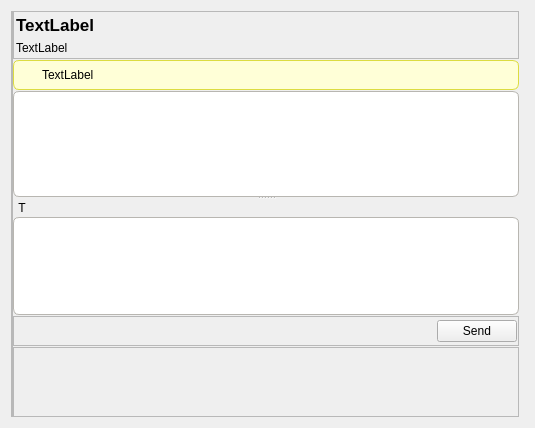
Above: retroshare-gui/src/gui/chat/ChatWidget.ui from RetroShare/RetroShare before the change. Below: the same form after it.
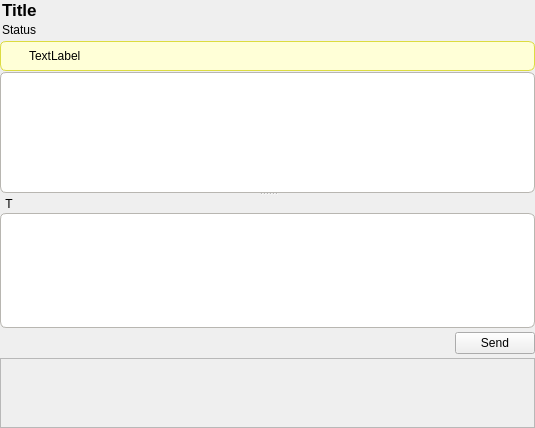
That is the form after the change. Icons and pictures are not drawn. Custom widgets are drawn as their Qt base class.

Commit message: Added change nick name to the chat lobby dialog. Optimized layout of the chat dialogs.

What changed in the file:
```diff
--- a/retroshare-gui/src/gui/chat/ChatWidget.ui
+++ b/retroshare-gui/src/gui/chat/ChatWidget.ui
@@ -11,70 +11,22 @@
    </rect>
   </property>
   <layout class="QVBoxLayout" name="verticalLayout_3">
-   <item>
-    <layout class="QGridLayout" name="gridLayout">
-     <property name="leftMargin">
-      <number>0</number>
-     </property>
-     <property name="rightMargin">
-      <number>5</number>
-     </property>
-     <property name="bottomMargin">
-      <number>0</number>
-     </property>
-     <property name="horizontalSpacing">
-      <number>0</number>
-     </property>
-     <property name="verticalSpacing">
+   <property name="spacing">
       <number>1</number>
      </property>
-     <item row="0" column="0" rowspan="5">
-      <widget class="QFrame" name="leftsideframe">
-       <property name="sizePolicy">
-        <sizepolicy hsizetype="Expanding" vsizetype="Expanding">
-         <horstretch>0</horstretch>
-         <verstretch>0</verstretch>
-        </sizepolicy>
-       </property>
-       <property name="maximumSize">
-        <size>
-         <width>14</width>
-         <height>16777215</height>
-        </size>
-       </property>
-       <property name="styleSheet">
-        <string notr="true">QFrame#frame{border: transparent}</string>
-       </property>
-       <property name="frameShape">
-        <enum>QFrame::StyledPanel</enum>
-       </property>
-       <property name="frameShadow">
-        <enum>QFrame::Raised</enum>
-       </property>
-       <layout class="QVBoxLayout" name="verticalLayout">
         <property name="margin">
          <number>0</number>
         </property>
-       </layout>
-      </widget>
-     </item>
-     <item row="0" column="1">
-      <widget class="QFrame" name="statusframe">
-       <property name="styleSheet">
-        <string notr="true">QFrame#frame_2{border: transparent}</string>
-       </property>
-       <property name="frameShape">
-        <enum>QFrame::StyledPanel</enum>
-       </property>
-       <property name="frameShadow">
-        <enum>QFrame::Raised</enum>
-       </property>
-       <layout class="QGridLayout" name="gridLayout_4">
+   <item>
+    <layout class="QVBoxLayout" name="titleLayout">
+     <property name="spacing">
+      <number>3</number>
+     </property>
         <property name="leftMargin">
          <number>2</number>
         </property>
         <property name="topMargin">
-         <number>3</number>
+      <number>0</number>
         </property>
         <property name="rightMargin">
          <number>3</number>
@@ -82,8 +34,8 @@
         <property name="bottomMargin">
          <number>3</number>
         </property>
-        <item row="0" column="0" colspan="2">
-         <widget class="QLabel" name="friendnamelabel">
+     <item>
+      <widget class="QLabel" name="titleLabel">
           <property name="sizePolicy">
            <sizepolicy hsizetype="Preferred" vsizetype="Preferred">
             <horstretch>0</horstretch>
@@ -100,11 +52,11 @@
            </font>
           </property>
           <property name="text">
-           <string notr="true">TextLabel</string>
+        <string notr="true">Title</string>
           </property>
          </widget>
         </item>
-        <item row="1" column="0" colspan="2">
+     <item>
          <widget class="QLabel" name="statusmessagelabel">
           <property name="font">
            <font>
@@ -113,14 +65,13 @@
            </font>
           </property>
           <property name="text">
-           <string notr="true">TextLabel</string>
+        <string notr="true">Status</string>
           </property>
          </widget>
         </item>
        </layout>
-      </widget>
-     </item>
-     <item row="1" column="1">
+   </item>
+   <item>
       <widget class="QFrame" name="infoframe">
        <property name="styleSheet">
         <string notr="true">QFrame#infoframe{border: 1px solid #DCDC41;
@@ -205,385 +156,7 @@
        </layout>
       </widget>
      </item>
-     <item row="3" column="1">
-      <widget class="QFrame" name="Chatbuttonframe">
-       <property name="minimumSize">
-        <size>
-         <width>347</width>
-         <height>30</height>
-        </size>
-       </property>
-       <property name="maximumSize">
-        <size>
-         <width>16777215</width>
-         <height>30</height>
-        </size>
-       </property>
-       <property name="styleSheet">
-        <string notr="true"/>
-       </property>
-       <property name="frameShape">
-        <enum>QFrame::StyledPanel</enum>
-       </property>
-       <property name="frameShadow">
-        <enum>QFrame::Raised</enum>
-       </property>
-       <layout class="QGridLayout" name="_3">
-        <property name="margin">
-         <number>1</number>
-        </property>
-        <property name="horizontalSpacing">
-         <number>6</number>
-        </property>
-        <item row="0" column="9">
-         <widget class="QPushButton" name="pushtoolsButton">
-          <property name="minimumSize">
-           <size>
-            <width>28</width>
-            <height>28</height>
-           </size>
-          </property>
-          <property name="maximumSize">
-           <size>
-            <width>28</width>
-            <height>28</height>
-           </size>
-          </property>
-          <property name="focusPolicy">
-           <enum>Qt::NoFocus</enum>
-          </property>
-          <property name="styleSheet">
-           <string notr="true">QPushButton::menu-indicator { 
-subcontrol-origin: padding;
-subcontrol-position: bottom right;
-}
-
-QPushButton::menu-indicator:pressed, QPushButton::menu-indicator:open {
-position: relative;
-top: 1px; left: 1px; /* shift the arrow by 2 px */
-}
-
-QPushButton:hover {
-border: 1px solid #CCCCCC;
-}</string>
-          </property>
-          <property name="text">
-           <string/>
-          </property>
-          <property name="icon">
-           <iconset resource="../images.qrc">
-            <normaloff>:/images/configure.png</normaloff>:/images/configure.png</iconset>
-          </property>
-          <property name="iconSize">
-           <size>
-            <width>22</width>
-            <height>22</height>
-           </size>
-          </property>
-          <property name="flat">
-           <bool>true</bool>
-          </property>
-         </widget>
-        </item>
-        <item row="0" column="7">
-         <widget class="QToolButton" name="attachPictureButton">
-          <property name="minimumSize">
-           <size>
-            <width>28</width>
-            <height>28</height>
-           </size>
-          </property>
-          <property name="maximumSize">
-           <size>
-            <width>28</width>
-            <height>28</height>
-           </size>
-          </property>
-          <property name="focusPolicy">
-           <enum>Qt::NoFocus</enum>
-          </property>
-          <property name="toolTip">
-           <string>Attach a Picture</string>
-          </property>
-          <property name="text">
-           <string/>
-          </property>
-          <property name="icon">
-           <iconset resource="../images.qrc">
-            <normaloff>:/images/add_image24.png</normaloff>:/images/add_image24.png</iconset>
-          </property>
-          <property name="iconSize">
-           <size>
-            <width>24</width>
-            <height>24</height>
-           </size>
-          </property>
-          <property name="autoRaise">
-           <bool>true</bool>
-          </property>
-         </widget>
-        </item>
-        <item row="0" column="8">
-         <widget class="QToolButton" name="addFileButton">
-          <property name="minimumSize">
-           <size>
-            <width>28</width>
-            <height>28</height>
-           </size>
-          </property>
-          <property name="focusPolicy">
-           <enum>Qt::NoFocus</enum>
-          </property>
-          <property name="toolTip">
-           <string>Add a File for your Friend</string>
-          </property>
-          <property name="text">
-           <string/>
-          </property>
-          <property name="icon">
-           <iconset resource="../images.qrc">
-            <normaloff>:/images/add-share24.png</normaloff>:/images/add-share24.png</iconset>
-          </property>
-          <property name="iconSize">
-           <size>
-            <width>24</width>
-            <height>24</height>
-           </size>
-          </property>
-          <property name="autoRaise">
-           <bool>true</bool>
-          </property>
-         </widget>
-        </item>
-        <item row="0" column="10">
-         <spacer>
-          <property name="orientation">
-           <enum>Qt::Horizontal</enum>
-          </property>
-          <property name="sizeHint" stdset="0">
-           <size>
-            <width>190</width>
-            <height>25</height>
-           </size>
-          </property>
-         </spacer>
-        </item>
-        <item row="0" column="11">
-         <widget class="QPushButton" name="sendButton">
-          <property name="text">
-           <string>Send</string>
-          </property>
-         </widget>
-        </item>
-        <item row="0" column="1">
-         <widget class="QToolButton" name="emoteiconButton">
-          <property name="sizePolicy">
-           <sizepolicy hsizetype="Fixed" vsizetype="Fixed">
-            <horstretch>0</horstretch>
-            <verstretch>0</verstretch>
-           </sizepolicy>
-          </property>
-          <property name="minimumSize">
-           <size>
-            <width>28</width>
-            <height>28</height>
-           </size>
-          </property>
-          <property name="maximumSize">
-           <size>
-            <width>28</width>
-            <height>28</height>
-           </size>
-          </property>
-          <property name="focusPolicy">
-           <enum>Qt::NoFocus</enum>
-          </property>
-          <property name="text">
-           <string/>
-          </property>
-          <property name="iconSize">
-           <size>
-            <width>24</width>
-            <height>24</height>
-           </size>
-          </property>
-          <property name="autoRaise">
-           <bool>true</bool>
-          </property>
-         </widget>
-        </item>
-        <item row="0" column="2">
-         <widget class="QToolButton" name="textboldButton">
-          <property name="minimumSize">
-           <size>
-            <width>28</width>
-            <height>28</height>
-           </size>
-          </property>
-          <property name="maximumSize">
-           <size>
-            <width>28</width>
-            <height>28</height>
-           </size>
-          </property>
-          <property name="focusPolicy">
-           <enum>Qt::NoFocus</enum>
-          </property>
-          <property name="toolTip">
-           <string>Bold</string>
-          </property>
-          <property name="text">
-           <string/>
-          </property>
-          <property name="icon">
-           <iconset>
-            <normaloff>../../../../../../../Dokumente und Einstellungen/Linux/.designer/backup</normaloff>../../../../../../../Dokumente und Einstellungen/Linux/.designer/backup</iconset>
-          </property>
-          <property name="checkable">
-           <bool>false</bool>
-          </property>
-          <property name="autoRaise">
-           <bool>true</bool>
-          </property>
-         </widget>
-        </item>
-        <item row="0" column="3">
-         <widget class="QToolButton" name="textunderlineButton">
-          <property name="minimumSize">
-           <size>
-            <width>28</width>
-            <height>28</height>
-           </size>
-          </property>
-          <property name="maximumSize">
-           <size>
-            <width>28</width>
-            <height>28</height>
-           </size>
-          </property>
-          <property name="focusPolicy">
-           <enum>Qt::NoFocus</enum>
-          </property>
-          <property name="toolTip">
-           <string>Underline</string>
-          </property>
-          <property name="text">
-           <string/>
-          </property>
-          <property name="icon">
-           <iconset>
-            <normaloff>../../../../../../../Dokumente und Einstellungen/Linux/.designer/backup</normaloff>../../../../../../../Dokumente und Einstellungen/Linux/.designer/backup</iconset>
-          </property>
-          <property name="checkable">
-           <bool>false</bool>
-          </property>
-          <property name="autoRaise">
-           <bool>true</bool>
-          </property>
-         </widget>
-        </item>
-        <item row="0" column="4">
-         <widget class="QToolButton" name="textitalicButton">
-          <property name="minimumSize">
-           <size>
-            <width>28</width>
-            <height>28</height>
-           </size>
-          </property>
-          <property name="maximumSize">
-           <size>
-            <width>28</width>
-            <height>28</height>
-           </size>
-          </property>
-          <property name="focusPolicy">
-           <enum>Qt::NoFocus</enum>
-          </property>
-          <property name="toolTip">
-           <string>Italic</string>
-          </property>
-          <property name="text">
-           <string/>
-          </property>
-          <property name="icon">
-           <iconset>
-            <normaloff>../../../../../../../Dokumente und Einstellungen/Linux/.designer/backup</normaloff>../../../../../../../Dokumente und Einstellungen/Linux/.designer/backup</iconset>
-          </property>
-          <property name="checkable">
-           <bool>false</bool>
-          </property>
-          <property name="autoRaise">
-           <bool>true</bool>
-          </property>
-         </widget>
-        </item>
-        <item row="0" column="5">
-         <widget class="QToolButton" name="fontButton">
-          <property name="minimumSize">
-           <size>
-            <width>28</width>
-            <height>28</height>
-           </size>
-          </property>
-          <property name="maximumSize">
-           <size>
-            <width>28</width>
-            <height>28</height>
-           </size>
-          </property>
-          <property name="focusPolicy">
-           <enum>Qt::NoFocus</enum>
-          </property>
-          <property name="toolTip">
-           <string>Font</string>
-          </property>
-          <property name="text">
-           <string/>
-          </property>
-          <property name="icon">
-           <iconset>
-            <normaloff>../../../../../../../Dokumente und Einstellungen/Linux/.designer/backup</normaloff>../../../../../../../Dokumente und Einstellungen/Linux/.designer/backup</iconset>
-          </property>
-          <property name="checkable">
-           <bool>false</bool>
-          </property>
-          <property name="autoRaise">
-           <bool>true</bool>
-          </property>
-         </widget>
-        </item>
-        <item row="0" column="6">
-         <widget class="QToolButton" name="colorButton">
-          <property name="minimumSize">
-           <size>
-            <width>28</width>
-            <height>28</height>
-           </size>
-          </property>
-          <property name="maximumSize">
-           <size>
-            <width>28</width>
-            <height>28</height>
-           </size>
-          </property>
-          <property name="focusPolicy">
-           <enum>Qt::NoFocus</enum>
-          </property>
-          <property name="toolTip">
-           <string>Text Color</string>
-          </property>
-          <property name="text">
-           <string/>
-          </property>
-          <property name="autoRaise">
-           <bool>true</bool>
-          </property>
-         </widget>
-        </item>
-       </layout>
-      </widget>
-     </item>
-     <item row="2" column="1">
+   <item>
       <widget class="QSplitter" name="chatsplitter">
        <property name="lineWidth">
         <number>1</number>
@@ -618,13 +191,6 @@
 border-radius: 6px;
 background: white;}</string>
            </property>
-           <property name="html">
-            <string notr="true">&lt;!DOCTYPE HTML PUBLIC &quot;-//W3C//DTD HTML 4.0//EN&quot; &quot;http://www.w3.org/TR/REC-html40/strict.dtd&quot;&gt;
-&lt;html&gt;&lt;head&gt;&lt;meta name=&quot;qrichtext&quot; content=&quot;1&quot; /&gt;&lt;style type=&quot;text/css&quot;&gt;
-p, li { white-space: pre-wrap; }
-&lt;/style&gt;&lt;/head&gt;&lt;body style=&quot; font-family:'MS Shell Dlg 2'; font-size:8.25pt; font-weight:400; font-style:normal;&quot;&gt;
-&lt;p style=&quot;-qt-paragraph-type:empty; margin-top:0px; margin-bottom:0px; margin-left:0px; margin-right:0px; -qt-block-indent:0; text-indent:0px; font-size:8pt;&quot;&gt;&lt;/p&gt;&lt;/body&gt;&lt;/html&gt;</string>
-           </property>
            <property name="openExternalLinks">
             <bool>true</bool>
            </property>
@@ -703,14 +269,327 @@
        </widget>
       </widget>
      </item>
-     <item row="4" column="1">
+   <item>
+    <layout class="QHBoxLayout" name="chatButtonLayout">
+     <item>
+      <widget class="QToolButton" name="emoteiconButton">
+       <property name="sizePolicy">
+        <sizepolicy hsizetype="Fixed" vsizetype="Fixed">
+         <horstretch>0</horstretch>
+         <verstretch>0</verstretch>
+        </sizepolicy>
+       </property>
+       <property name="minimumSize">
+        <size>
+         <width>28</width>
+         <height>28</height>
+        </size>
+       </property>
+       <property name="maximumSize">
+        <size>
+         <width>28</width>
+         <height>28</height>
+        </size>
+       </property>
+       <property name="focusPolicy">
+        <enum>Qt::NoFocus</enum>
+       </property>
+       <property name="iconSize">
+        <size>
+         <width>24</width>
+         <height>24</height>
+        </size>
+       </property>
+       <property name="autoRaise">
+        <bool>true</bool>
+       </property>
+      </widget>
+     </item>
+     <item>
+      <widget class="QToolButton" name="textboldButton">
+       <property name="minimumSize">
+        <size>
+         <width>28</width>
+         <height>28</height>
+        </size>
+       </property>
+       <property name="maximumSize">
+        <size>
+         <width>28</width>
+         <height>28</height>
+        </size>
+       </property>
+       <property name="focusPolicy">
+        <enum>Qt::NoFocus</enum>
+       </property>
+       <property name="toolTip">
+        <string>Bold</string>
+       </property>
+       <property name="checkable">
+        <bool>false</bool>
+       </property>
+       <property name="autoRaise">
+        <bool>true</bool>
+       </property>
+      </widget>
+     </item>
+     <item>
+      <widget class="QToolButton" name="textunderlineButton">
+       <property name="minimumSize">
+        <size>
+         <width>28</width>
+         <height>28</height>
+        </size>
+       </property>
+       <property name="maximumSize">
+        <size>
+         <width>28</width>
+         <height>28</height>
+        </size>
+       </property>
+       <property name="focusPolicy">
+        <enum>Qt::NoFocus</enum>
+       </property>
+       <property name="toolTip">
+        <string>Underline</string>
+       </property>
+       <property name="checkable">
+        <bool>false</bool>
+       </property>
+       <property name="autoRaise">
+        <bool>true</bool>
+       </property>
+      </widget>
+     </item>
+     <item>
+      <widget class="QToolButton" name="textitalicButton">
+       <property name="minimumSize">
+        <size>
+         <width>28</width>
+         <height>28</height>
+        </size>
+       </property>
+       <property name="maximumSize">
+        <size>
+         <width>28</width>
+         <height>28</height>
+        </size>
+       </property>
+       <property name="focusPolicy">
+        <enum>Qt::NoFocus</enum>
+       </property>
+       <property name="toolTip">
+        <string>Italic</string>
+       </property>
+       <property name="checkable">
+        <bool>false</bool>
+       </property>
+       <property name="autoRaise">
+        <bool>true</bool>
+       </property>
+      </widget>
+     </item>
+     <item>
+      <widget class="QToolButton" name="fontButton">
+       <property name="minimumSize">
+        <size>
+         <width>28</width>
+         <height>28</height>
+        </size>
+       </property>
+       <property name="maximumSize">
+        <size>
+         <width>28</width>
+         <height>28</height>
+        </size>
+       </property>
+       <property name="focusPolicy">
+        <enum>Qt::NoFocus</enum>
+       </property>
+       <property name="toolTip">
+        <string>Font</string>
+       </property>
+       <property name="checkable">
+        <bool>false</bool>
+       </property>
+       <property name="autoRaise">
+        <bool>true</bool>
+       </property>
+      </widget>
+     </item>
+     <item>
+      <widget class="QToolButton" name="colorButton">
+       <property name="minimumSize">
+        <size>
+         <width>28</width>
+         <height>28</height>
+        </size>
+       </property>
+       <property name="maximumSize">
+        <size>
+         <width>28</width>
+         <height>28</height>
+        </size>
+       </property>
+       <property name="focusPolicy">
+        <enum>Qt::NoFocus</enum>
+       </property>
+       <property name="toolTip">
+        <string>Text Color</string>
+       </property>
+       <property name="autoRaise">
+        <bool>true</bool>
+       </property>
+      </widget>
+     </item>
+     <item>
+      <widget class="QToolButton" name="attachPictureButton">
+       <property name="minimumSize">
+        <size>
+         <width>28</width>
+         <height>28</height>
+        </size>
+       </property>
+       <property name="maximumSize">
+        <size>
+         <width>28</width>
+         <height>28</height>
+        </size>
+       </property>
+       <property name="focusPolicy">
+        <enum>Qt::NoFocus</enum>
+       </property>
+       <property name="toolTip">
+        <string>Attach a Picture</string>
+       </property>
+       <property name="text">
+        <string/>
+       </property>
+       <property name="icon">
+        <iconset resource="../images.qrc">
+         <normaloff>:/images/add_image24.png</normaloff>:/images/add_image24.png</iconset>
+       </property>
+       <property name="iconSize">
+        <size>
+         <width>24</width>
+         <height>24</height>
+        </size>
+       </property>
+       <property name="autoRaise">
+        <bool>true</bool>
+       </property>
+      </widget>
+     </item>
+     <item>
+      <widget class="QToolButton" name="addFileButton">
+       <property name="minimumSize">
+        <size>
+         <width>28</width>
+         <height>28</height>
+        </size>
+       </property>
+       <property name="focusPolicy">
+        <enum>Qt::NoFocus</enum>
+       </property>
+       <property name="toolTip">
+        <string>Add a File for your Friend</string>
+       </property>
+       <property name="text">
+        <string/>
+       </property>
+       <property name="icon">
+        <iconset resource="../images.qrc">
+         <normaloff>:/images/add-share24.png</normaloff>:/images/add-share24.png</iconset>
+       </property>
+       <property name="iconSize">
+        <size>
+         <width>24</width>
+         <height>24</height>
+        </size>
+       </property>
+       <property name="autoRaise">
+        <bool>true</bool>
+       </property>
+      </widget>
+     </item>
+     <item>
+      <widget class="QPushButton" name="pushtoolsButton">
+       <property name="minimumSize">
+        <size>
+         <width>28</width>
+         <height>28</height>
+        </size>
+       </property>
+       <property name="maximumSize">
+        <size>
+         <width>28</width>
+         <height>28</height>
+        </size>
+       </property>
+       <property name="focusPolicy">
+        <enum>Qt::NoFocus</enum>
+       </property>
+       <property name="styleSheet">
+        <string notr="true">QPushButton::menu-indicator { 
+subcontrol-origin: padding;
+subcontrol-position: bottom right;
+}
+
+QPushButton::menu-indicator:pressed, QPushButton::menu-indicator:open {
+position: relative;
+top: 1px; left: 1px; /* shift the arrow by 2 px */
+}
+
+QPushButton:hover {
+border: 1px solid #CCCCCC;
+}</string>
+       </property>
+       <property name="text">
+        <string/>
+       </property>
+       <property name="icon">
+        <iconset resource="../images.qrc">
+         <normaloff>:/images/configure.png</normaloff>:/images/configure.png</iconset>
+       </property>
+       <property name="iconSize">
+        <size>
+         <width>22</width>
+         <height>22</height>
+        </size>
+       </property>
+       <property name="flat">
+        <bool>true</bool>
+       </property>
+      </widget>
+     </item>
+     <item>
+      <spacer>
+       <property name="orientation">
+        <enum>Qt::Horizontal</enum>
+       </property>
+       <property name="sizeHint" stdset="0">
+        <size>
+         <width>190</width>
+         <height>25</height>
+        </size>
+       </property>
+      </spacer>
+     </item>
+     <item>
+      <widget class="QPushButton" name="sendButton">
+       <property name="text">
+        <string>Send</string>
+       </property>
+      </widget>
+     </item>
+    </layout>
+   </item>
+   <item>
       <widget class="HashBox" name="hashBox">
        <property name="widgetResizable">
         <bool>true</bool>
        </property>
       </widget>
-     </item>
-    </layout>
    </item>
   </layout>
   <action name="actionBold">
```
Lines whose indentation alone changed are shown as unchanged. The commit also changes 8 other files.
